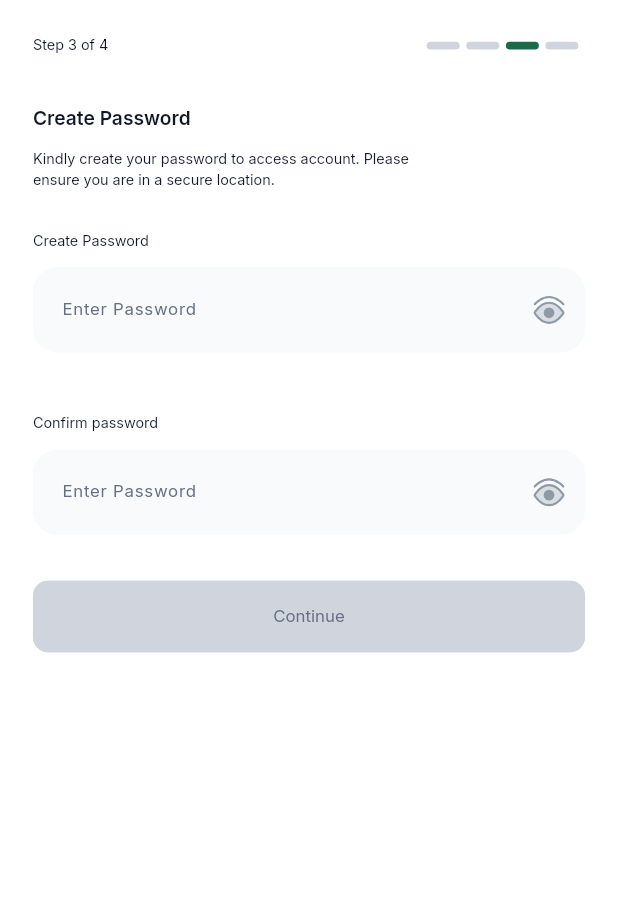
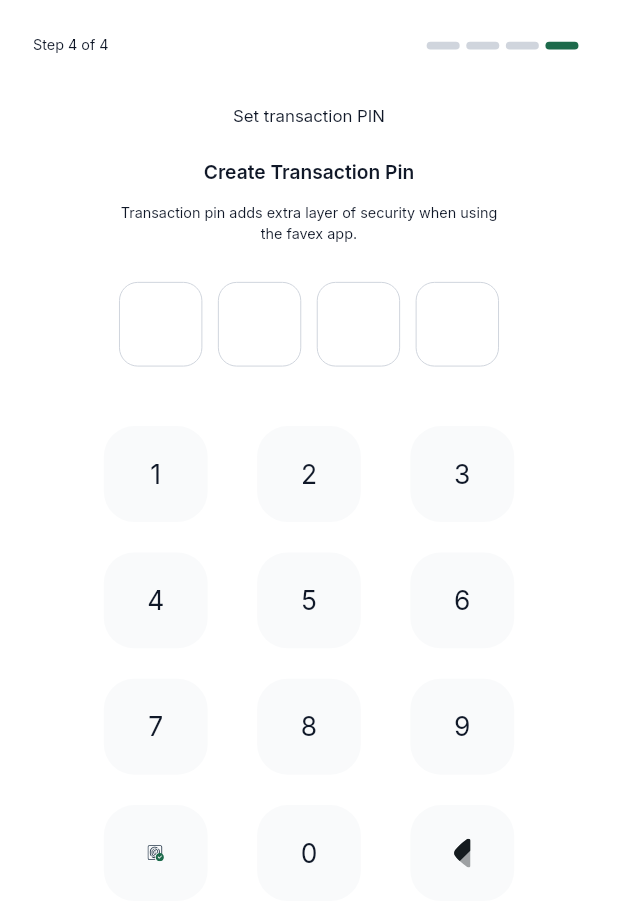
Before and after one commit to KedwithGod/Favex, a Flutter app: the screen it shows after launch, on a phone screen of 412 x 824 dp. Shown: the top 907 px of the screen. Run offline on Flutter 3.47's test engine with Material 3 defaults, Android fonts, the phone set to English and light mode, and no system bars; our stand-ins replace another_flushbar, dropdown_search, flutter_animate, flutter_svg, go_router, google_fonts and 9 more; missing offline and left inert: clipboard, flutter_swipe_detector; project files that could hold a hidden picture were left out.

Commit message:
finished the 4 steps of sign up,

```diff
--- a/lib/model/utilities/constants/data_bucket.dart
+++ b/lib/model/utilities/constants/data_bucket.dart
@@ -8,3 +8,4 @@ bool? isLoggedInBucket;
 String? backButtonRedirectBucket;
 String? tokenKeyBucket;
 String? emailControllerBucket;
+String? pinBucket;
--- a/lib/model/utilities/constants/routes.dart
+++ b/lib/model/utilities/constants/routes.dart
@@ -9,3 +9,6 @@ const String enterOTPCodePageRoute = 'enterOTPCodePageRoute';
 const String createPasswordPageRoute = 'createPasswordPageRoute';
 const String createAccountPageRoute = 'createAccountPageRoute';
 const String createNewPasswordPage = 'createNewPasswordPage';
+const String createTransactionPIndPage = 'createTransactionPIndPage';
+const String confirmTransactionPinPage = 'confirmTransactionPinPage';
+const String enableBiometricPage = 'enableBiometricPage';
--- a/lib/model/utilities/functions/determine_initital_route.dart
+++ b/lib/model/utilities/functions/determine_initital_route.dart
@@ -11,5 +11,5 @@ Future<String> determineInitialRoute() async {
     }
 
     // Check if user is admin by looking at user data
-  return '/create_password';
+  return '/create_transaction_pin';
 }
--- a/lib/model/utilities/imports/pages.dart
+++ b/lib/model/utilities/imports/pages.dart
@@ -14,5 +14,9 @@ export '/views/pages/forgot_password/create_password.dart';
 // sign up
 
 export '/views/pages/sign_up/email_verificaton.dart';
-export '../../../views/pages/sign_up/create_password.dart';
+export '/views/pages/sign_up/create_password.dart';
 export '/views/pages/sign_up/create_account.dart';
+export '/views/pages/sign_up/create_transaction_pin.dart';
+export '/views/pages/sign_up/confirm_transaction_pin.dart';
+export '/views/pages/sign_up/enable_biomteric.dart';
+export '/view_models/sign_up/enable_biometric.dart';
--- a/lib/model/utilities/imports/view_models.dart
+++ b/lib/model/utilities/imports/view_models.dart
@@ -14,3 +14,4 @@ export '../../../view_models/forgot_password/create_new_password.dart';
 export '/view_models/sign_up/email_verification.dart';
 export '/view_models/sign_up/create_account.dart';
 export '/view_models/sign_up/create_password.dart';
+export 'package:favex/view_models/sign_up/create_transaction_pin.dart';
--- a/lib/model/utilities/route_generator.dart
+++ b/lib/model/utilities/route_generator.dart
@@ -1,3 +1,5 @@
+
+
 import 'imports/shared.dart';
 
 final navigatorKey = GlobalKey<NavigatorState>();
@@ -37,6 +39,18 @@ final router = GoRouter(
         path: '/create_password',
         builder: (context, state) => const CreatePasswordPage()),
     GoRoute(
+        name: createTransactionPIndPage,
+        path: '/create_transaction_pin',
+        builder: (context, state) => const CreateTransactionPinPage()),
+    GoRoute(
+        name: confirmTransactionPinPage,
+        path: '/confirm_transaction_pin',
+        builder: (context, state) => const ConfirmTransactonPage()),
+    GoRoute(
+        name: enableBiometricPage,
+        path: '/enable_biometric',
+        builder: (context, state) => const EnableBiometricPage()),
+    GoRoute(
         name: emailVeificationPageRoute,
         path: '/email_verification',
         builder: (context, state) => const EmailVerificationPage()),
--- a/lib/model/utilities/theme/appText.dart
+++ b/lib/model/utilities/theme/appText.dart
@@ -75,6 +75,19 @@ class AppTexts {
   final String createPassword;
   final String createPasswordForAccountAccessInSecureLocation;
   final String confirmPassword;
+  final String createTransactionPin;
+  final String setTransactionPin;
+  final String transactionPinSecurityLevel;
+  final String enterTransactionPinAgain;
+  final String transactionPinCreated;
+  final String pinCreatedSuccessfully;
+  final String notRightNow;
+  final String yesEnableBiometrics;
+  final String signInInstantlyWithTouchFaceID;
+  final String wouldLikeToUseTouchFaceIDToSignIntoFavex;
+  final String pinNotMatchError;
+  final String confirmTransactionPin;
+  final String enableBiometric;
   const AppTexts( {
     required this.welcomeMessage,
     required this.emailAddress,
@@ -144,6 +157,19 @@ class AppTexts {
     required this.createPassword,
     required this.createPasswordForAccountAccessInSecureLocation,
     required this.confirmPassword,
+    required this.createTransactionPin,
+    required this.setTransactionPin,
+    required this.transactionPinSecurityLevel,
+    required this.enterTransactionPinAgain,
+    required this.transactionPinCreated,
+    required this.pinCreatedSuccessfully,
+    required this.notRightNow,
+    required this.yesEnableBiometrics,
+    required this.signInInstantlyWithTouchFaceID,
+    required this.wouldLikeToUseTouchFaceIDToSignIntoFavex,
+    required this.pinNotMatchError,
+    required this.confirmTransactionPin,
+    required this.enableBiometric,
   });
 
   // English Language
@@ -216,6 +242,19 @@ class AppTexts {
     createPassword: 'Create Password',
     createPasswordForAccountAccessInSecureLocation: 'Kindly create your password to access account. Please ensure you are in a secure location.',
     confirmPassword: 'Confirm password',
+    createTransactionPin: 'Create Transaction Pin',
+    setTransactionPin: 'Set transaction PIN',
+    transactionPinSecurityLevel: 'Transaction pin adds extra layer of security when using the favex app.',
+    enterTransactionPinAgain: 'Enter transaction pin again.',
+    transactionPinCreated: 'Transaction PIN Created',
+    pinCreatedSuccessfully: 'Pin created successfully. Your PIN helps to add extra layer of security when using Favex',
+    notRightNow: 'Not Right now',
+    yesEnableBiometrics: 'Yes, Enable Biometrics',
+    signInInstantlyWithTouchFaceID: 'Sign in Instantly with Touch / Face ID',
+    wouldLikeToUseTouchFaceIDToSignIntoFavex: 'Would you like to use Touch/face ID to sign in to Favex?',
+    pinNotMatchError: 'PIN not match, please try again.',
+    confirmTransactionPin: 'Confirm Transaction Pin',
+    enableBiometric: 'Enable Biometric',
   );
 
   // Spanish Language (example)
@@ -288,6 +327,19 @@ class AppTexts {
     createPassword: 'Crea contraseña',
     createPasswordForAccountAccessInSecureLocation: 'Por favor, cree su contraseña para acceder a la cuenta. Asegúrese de estar en un lugar seguro.',
     confirmPassword: 'Confirmar contraseña',
+    createTransactionPin: 'Crear PIN de Transacción (Spanish)',
+    setTransactionPin: 'Establecer PIN de transacción',
+    transactionPinSecurityLevel: '¡La clave de transacción añade una capa adicional de seguridad al usar la aplicación Favex!',
+    enterTransactionPinAgain: 'Introduce la clave de transacción nuevamente.',
+    transactionPinCreated: 'Clave de Transacción creada',
+    pinCreatedSuccessfully: '¡Clave creada correctamente! Tu clave ayuda a sumar una capa adicional de seguridad al usar Favex.',
+    notRightNow: 'No ahora',
+    yesEnableBiometrics: '¡Sí, Habilitar Biométrica',
+    signInInstantlyWithTouchFaceID: 'Inicia sesión inmediatamente con Touch ID / Identificación Facial',
+    wouldLikeToUseTouchFaceIDToSignIntoFavex: '¿Le gustaría utilizar la Identificación por Táctil/Identificación Facial para iniciar sesión en Favex?',
+    pinNotMatchError: 'La clave de PIN no coincide, por favor inténtalo de nuevo.',
+    confirmTransactionPin: 'Confirmar Transacción PIN: \\*Para confirmar la transacción, ingrese su PIN\\*.',
+    enableBiometric: 'Habilitar Biométrica',
   );
 
   // Add more languages as needed
--- a/lib/view_models/sign_up/create_password.dart
+++ b/lib/view_models/sign_up/create_password.dart
@@ -59,7 +59,7 @@ class CreatePasswordViewModel extends CreateNewPasswordViewMoel {
     }
     // If all fields are valid, store them in signUpBucket
     else {
-
+      router.goNamed(createTransactionPIndPage);
     }
   }
 }
--- /dev/null
+++ b/lib/view_models/sign_up/enable_biometric.dart
@@ -0,0 +1,5 @@
+import '/model/utilities/imports/shared.dart';
+
+class EnableBiometricViewModel extends BaseModel{
+
+}
--- /dev/null
+++ b/lib/views/pages/sign_up/create_transaction_pin.dart
@@ -0,0 +1,71 @@
+import '/model/utilities/imports/shared.dart';
+
+class CreateTransactionPinPage extends StatelessWidget {
+  const CreateTransactionPinPage({super.key});
+
+  @override
+  Widget build(BuildContext context) {
+    return ViewModelBuilder<CreateTransactionPinViewModel>.reactive(
+        viewModelBuilder: () => CreateTransactionPinViewModel(),
+        onViewModelReady: (model) {},
+        builder: (context, model, child) {
+          return BaseUi(
+            children: [
+              rowPositioned(
+                  top: 0,
+                  bottom: 20,
+                  child: S(
+                    h: 748,
+                    w: 335,
+                    child: SingleChildScrollView(
+                      child: Column(
+                        children: [
+                          // heading
+                          const StepTracker(
+                            currentStep: 4,
+                          ),
+
+                          S(h: 30),
+                          InterText(textBucket!.setTransactionPin),
+
+                          S(h: 20),
+                          // forgot password text
+                          InterText(
+                            textBucket!.createTransactionPin,
+                            textFontSize: 16,
+                            textFontWeight: FontWeight.w600,
+                          ),
+                          //  subtitle
+                          S(h: 12),
+                          S(
+                              w: 237,
+                              h: 32,
+                              child: InterText(
+                                textBucket!.transactionPinSecurityLevel,
+                                textFontSize: 12,
+                                textAlign: TextAlign.center,
+                                noOfTextLine: 2,
+                              )),
+                          S(h: 20),
+                          PinCodeFields(
+                              length: 4,
+                              onChanged: (code) {
+                                print("Current code: $code");
+                                model.onChangePin();
+                              },
+                              onCompleted: (code) {
+                                print("Completed PIN: $code");
+                                model.onCompletePin(context,code);
+                              }, errorTextActive: false,
+                              errortext: '',
+                            ),
+
+                        ],
+                      ),
+                    ),
+                  ))
+            ],
+          );
+        });
+  }
+}
--- a/lib/views/reusable_widgets/shared/button.dart
+++ b/lib/views/reusable_widgets/shared/button.dart
@@ -68,7 +68,7 @@ Widget buttonNoPositioned(BuildContext context,
 
     buttonColor ??  colorsBucket!.primary,
     width ?? 335,
-    height ?? 47,
+    height ?? 52,
     widget ??
         InterText(text!,textColor: textColor ??  colorsBucket!.titleSoft,textFontSize:  fontSize??14,
            textFontWeight:  fontWeight ?? FontWeight.w400,textAlign: TextAlign.center,),
```
Also changed, not shown: lib/view_models/sign_up/create_transaction_pin.dart (added, +43 -0 lines), lib/views/pages/sign_up/confirm_transaction_pin.dart (added, +73 -0 lines), lib/views/pages/sign_up/enable_biomteric.dart (added, +84 -0 lines), assets/pngs/biometric.png (added).
